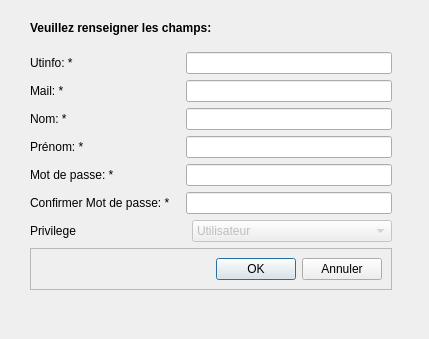
First picture: the form in popups/popupaddusers.ui, repository diluxe01/Micro_Brico, before the edit.
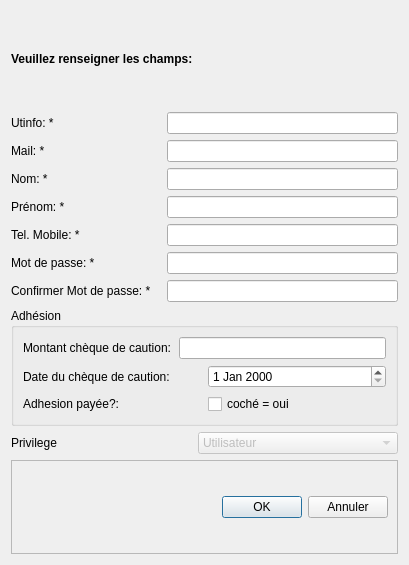
Second picture: the form after the edit.

Commit message: USER: Ajout du téléphone, de la caution, de la date de la caution, et d'un indicateur d'adhésion payée

Patch:
```diff
--- a/popups/popupaddusers.ui
+++ b/popups/popupaddusers.ui
@@ -6,23 +6,14 @@
    <rect>
     <x>0</x>
     <y>0</y>
-    <width>429</width>
-    <height>339</height>
+    <width>409</width>
+    <height>565</height>
    </rect>
   </property>
   <property name="windowTitle">
    <string>Dialog</string>
   </property>
-  <widget class="QWidget" name="layoutWidget">
-   <property name="geometry">
-    <rect>
-     <x>30</x>
-     <y>10</y>
-     <width>362</width>
-     <height>280</height>
-    </rect>
-   </property>
-   <layout class="QVBoxLayout" name="verticalLayout_2">
+  <layout class="QVBoxLayout" name="verticalLayout">
     <item>
      <widget class="QLabel" name="label_7">
       <property name="font">
@@ -36,11 +27,6 @@
      </widget>
     </item>
     <item>
-     <layout class="QVBoxLayout" name="verticalLayout">
-      <property name="sizeConstraint">
-       <enum>QLayout::SizeConstraint::SetDefaultConstraint</enum>
-      </property>
-      <item>
        <layout class="QHBoxLayout" name="horizontalLayout_6">
         <item>
          <widget class="QLabel" name="label">
@@ -148,6 +134,36 @@
         </item>
        </layout>
       </item>
+   <item>
+    <layout class="QHBoxLayout" name="horizontalLayout_9">
+     <item>
+      <widget class="QLabel" name="label_12">
+       <property name="minimumSize">
+        <size>
+         <width>150</width>
+         <height>0</height>
+        </size>
+       </property>
+       <property name="text">
+        <string>Tel. Mobile: *</string>
+       </property>
+      </widget>
+     </item>
+     <item>
+      <widget class="QLineEdit" name="lineEdit_tel_mobile">
+       <property name="minimumSize">
+        <size>
+         <width>100</width>
+         <height>0</height>
+        </size>
+       </property>
+       <property name="echoMode">
+        <enum>QLineEdit::EchoMode::Normal</enum>
+       </property>
+      </widget>
+     </item>
+    </layout>
+   </item>
       <item>
        <layout class="QHBoxLayout" name="horizontalLayout">
         <item>
@@ -208,6 +224,96 @@
         </item>
        </layout>
       </item>
+   <item>
+    <widget class="QGroupBox" name="groupBox">
+     <property name="title">
+      <string>Adhésion</string>
+     </property>
+     <layout class="QVBoxLayout" name="verticalLayout_2">
+      <item>
+       <layout class="QHBoxLayout" name="horizontalLayout_11">
+        <item>
+         <widget class="QLabel" name="label_9">
+          <property name="minimumSize">
+           <size>
+            <width>150</width>
+            <height>0</height>
+           </size>
+          </property>
+          <property name="text">
+           <string>Montant chèque de caution:</string>
+          </property>
+         </widget>
+        </item>
+        <item>
+         <widget class="QLineEdit" name="lineEdit_montant_cheque_caution">
+          <property name="minimumSize">
+           <size>
+            <width>100</width>
+            <height>0</height>
+           </size>
+          </property>
+          <property name="echoMode">
+           <enum>QLineEdit::EchoMode::Normal</enum>
+          </property>
+         </widget>
+        </item>
+       </layout>
+      </item>
+      <item>
+       <layout class="QHBoxLayout" name="horizontalLayout_10">
+        <item>
+         <widget class="QLabel" name="label_11">
+          <property name="minimumSize">
+           <size>
+            <width>150</width>
+            <height>0</height>
+           </size>
+          </property>
+          <property name="text">
+           <string>Date du chèque de caution:</string>
+          </property>
+         </widget>
+        </item>
+        <item>
+         <widget class="QDateEdit" name="dateEdit_dateEdit">
+          <property name="minimumSize">
+           <size>
+            <width>0</width>
+            <height>0</height>
+           </size>
+          </property>
+         </widget>
+        </item>
+       </layout>
+      </item>
+      <item>
+       <layout class="QHBoxLayout" name="horizontalLayout_12">
+        <item>
+         <widget class="QLabel" name="label_10">
+          <property name="minimumSize">
+           <size>
+            <width>150</width>
+            <height>0</height>
+           </size>
+          </property>
+          <property name="text">
+           <string>Adhesion payée?:</string>
+          </property>
+         </widget>
+        </item>
+        <item>
+         <widget class="QCheckBox" name="checkBox_adhesion">
+          <property name="text">
+           <string>coché = oui</string>
+          </property>
+         </widget>
+        </item>
+       </layout>
+      </item>
+     </layout>
+    </widget>
+   </item>
       <item>
        <layout class="QHBoxLayout" name="horizontalLayout_2">
         <item>
@@ -248,8 +354,6 @@
         </item>
        </layout>
       </item>
-     </layout>
-    </item>
     <item>
      <widget class="QFrame" name="frame">
       <property name="frameShape">
@@ -290,7 +394,6 @@
      </widget>
     </item>
    </layout>
-  </widget>
  </widget>
  <resources/>
  <connections/>
```
Lines whose indentation alone changed are shown as unchanged. The commit also changes 6 other files.
